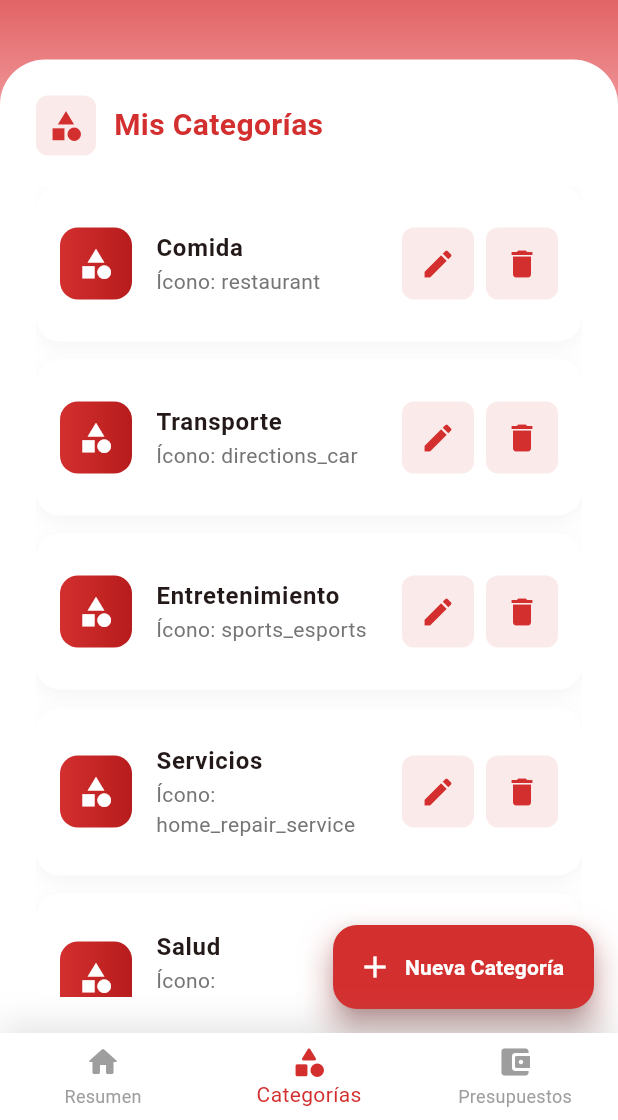
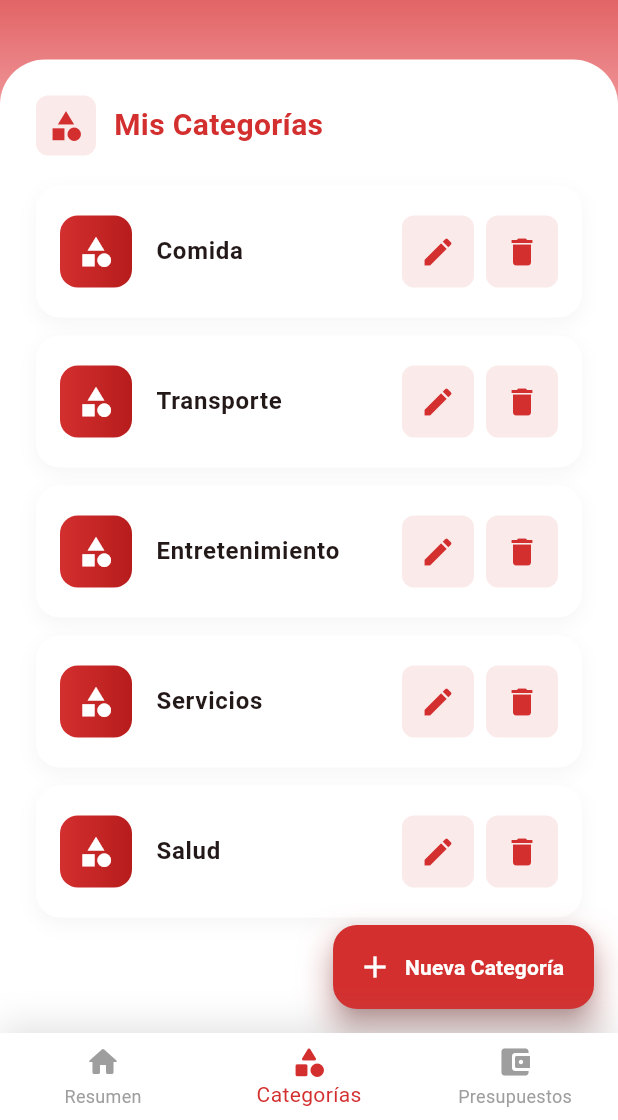
Before and after one commit to luismanuelcldev/Gastos, a Flutter app: the VistaCategorias screen opened by its route, on a phone screen of 412 x 824 dp, the part 116-1236 px from its top. Run offline on Flutter 3.47's test engine with Material 3 defaults, Android fonts, the phone set to English and light mode, and no system bars; our stand-ins replace fl_chart, flutter_bloc, go_router, pdf, share_plus, shared_preferences; missing offline and left inert: excel; accounts and stored records are empty.

Commit message:
remove: Eliminar la visualización del ícono en la lista de categorías

```diff
--- a/lib/views/categorias_view.dart
+++ b/lib/views/categorias_view.dart
@@ -397,13 +397,6 @@ class _ListaCategorias extends StatelessWidget {
                             fontSize: 16,
                           ),
                         ),
-                        subtitle: Text(
-                          'Ícono: ${categoria.icono}',
-                          style: TextStyle(
-                            color: Colors.grey[600],
-                            fontSize: 14,
-                          ),
-                        ),
                         trailing: Row(
                           mainAxisSize: MainAxisSize.min,
                           children: [
```
